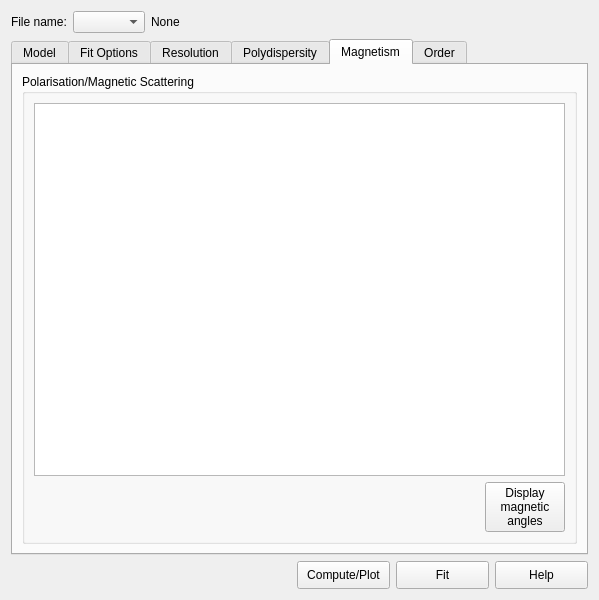
This is src/sas/qtgui/Perspectives/Fitting/UI/FittingWidgetUI.ui in SasView/sasview as Qt 5 draws it before an edit. The edited form follows.
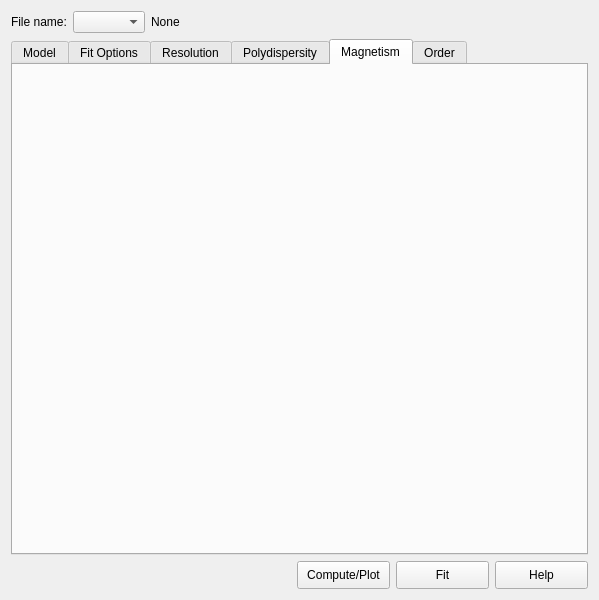
This is the edited form. The open tabs and pages were chosen to show the change.

Commit message: Refactored out magnetic tab

```diff
--- a/src/sas/qtgui/Perspectives/Fitting/UI/FittingWidgetUI.ui
+++ b/src/sas/qtgui/Perspectives/Fitting/UI/FittingWidgetUI.ui
@@ -318,46 +318,13 @@
        <string>Polydispersity</string>
       </attribute>
      </widget>
-     <widget class="QWidget" name="tab_6">
+     <widget class="QWidget" name="tabMagnetism">
+      <property name="enabled">
+       <bool>false</bool>
+      </property>
       <attribute name="title">
        <string>Magnetism</string>
       </attribute>
-      <layout class="QGridLayout" name="gridLayout_22">
-       <item row="0" column="0">
-        <widget class="QGroupBox" name="groupBox_10">
-         <property name="title">
-          <string>Polarisation/Magnetic Scattering </string>
-         </property>
-         <layout class="QGridLayout" name="gridLayout_21">
-          <item row="1" column="1">
-           <spacer name="horizontalSpacer_6">
-            <property name="orientation">
-             <enum>Qt::Horizontal</enum>
-            </property>
-            <property name="sizeHint" stdset="0">
-             <size>
-              <width>498</width>
-              <height>20</height>
-             </size>
-            </property>
-           </spacer>
-          </item>
-          <item row="0" column="0" colspan="3">
-           <widget class="QTableView" name="lstMagnetic"/>
-          </item>
-          <item row="1" column="2">
-           <widget class="QPushButton" name="cmdMagneticDisplay">
-            <property name="text">
-             <string>Display
-magnetic
-angles</string>
-            </property>
-           </widget>
-          </item>
-         </layout>
-        </widget>
-       </item>
-      </layout>
      </widget>
      <widget class="QWidget" name="tabOrder">
       <attribute name="title">
```
Left out of the diff: 244 changed lines with no effect on the pictures. The commit also changes 5 other files.
